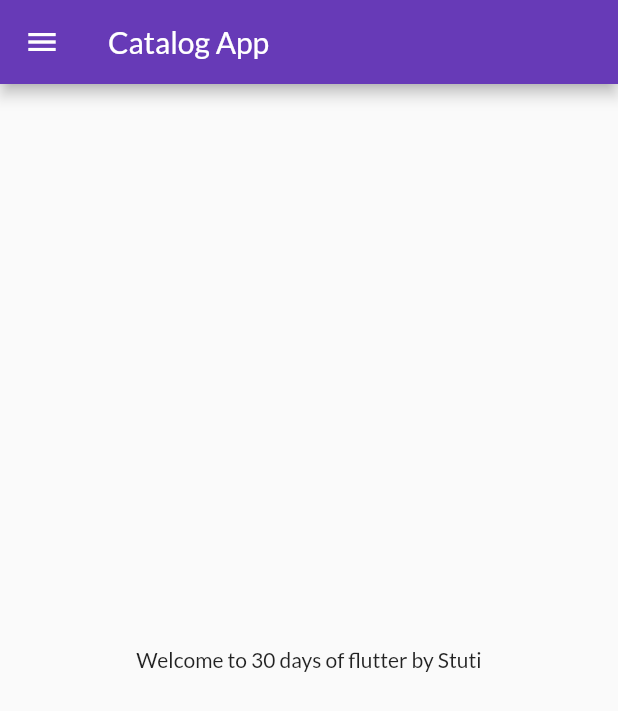
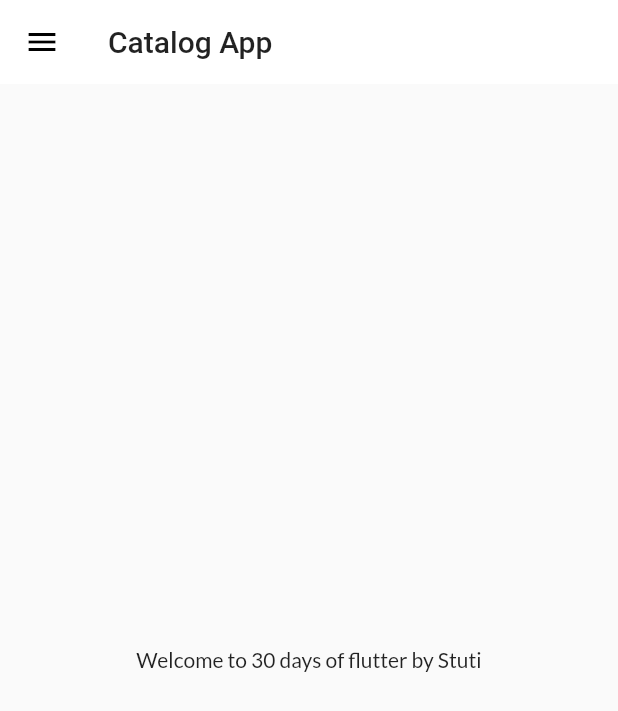
Before and after one commit to StutiMittal/flutter_application, a Flutter app: the screen it shows after launch, on a phone screen of 412 x 824 dp. Shown: the top 711 px of the screen. Run offline on Flutter 3.47's test engine with Material 2 defaults, Android fonts, the phone set to English and light mode, and no system bars; our stand-ins replace google_fonts.

Commit message:
main file changes

```diff
--- a/lib/main.dart
+++ b/lib/main.dart
@@ -14,11 +14,17 @@ class MyApp extends StatelessWidget {
     return MaterialApp(
       themeMode: ThemeMode.light,
       theme: ThemeData(
-        primarySwatch: Colors.deepPurple,
-        fontFamily: GoogleFonts.lato().fontFamily,
-      ),
+          primarySwatch: Colors.deepPurple,
+          fontFamily: GoogleFonts.lato().fontFamily,
+          appBarTheme: AppBarTheme(
+            color: Colors.white,
+            elevation: 0.0,
+            iconTheme: IconThemeData(color: Colors.black),
+            textTheme: Theme.of(context).textTheme,
+          )),
+      darkTheme: ThemeData(brightness: Brightness.dark),
       debugShowCheckedModeBanner: false,
-      darkTheme: ThemeData(brightness: Brightness.dark),
+
       initialRoute: MyRoutes.homeRoute, // sabse phele yehi khulega
       routes: {
         "/": (context) => LoginPage(),
```
